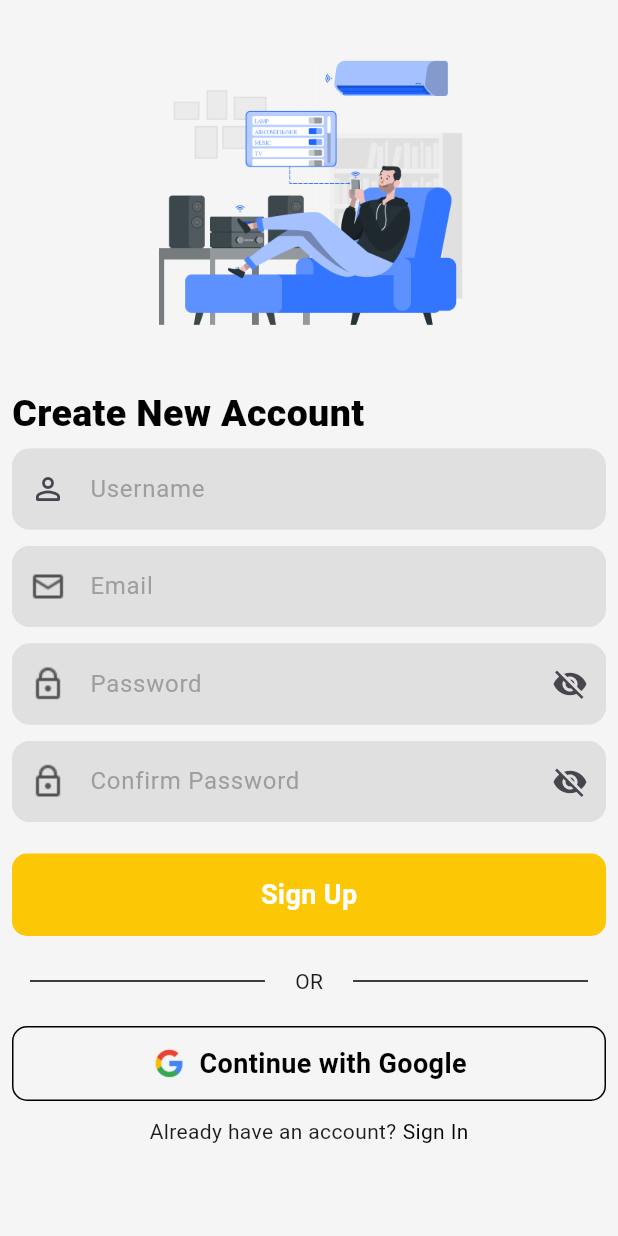
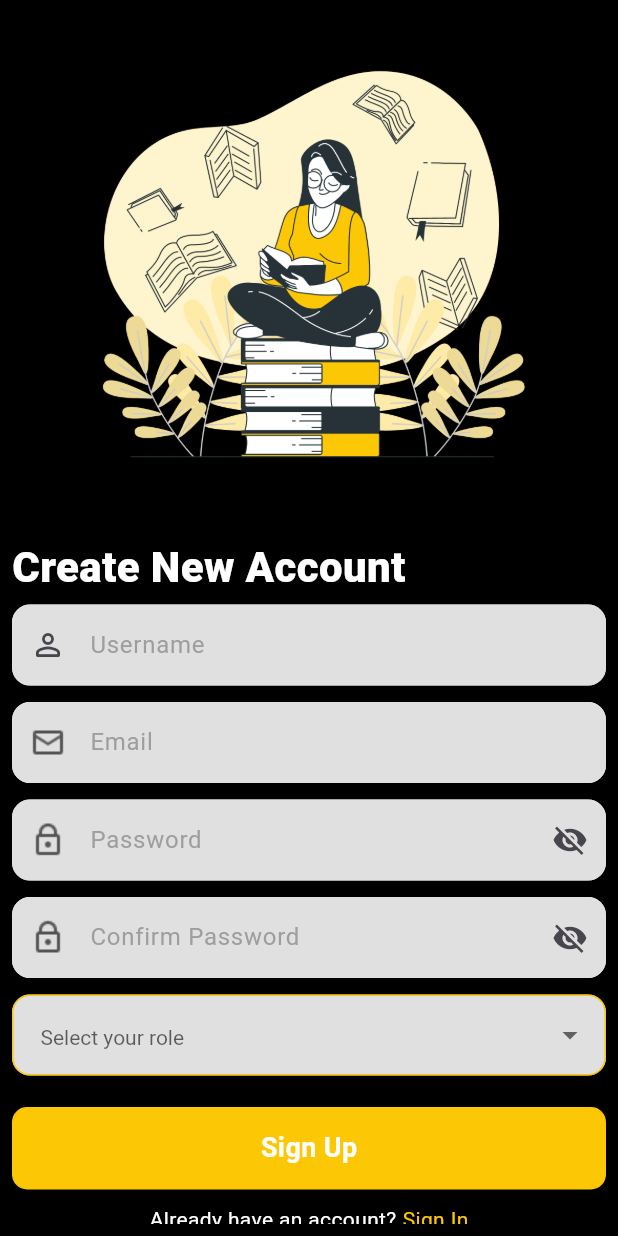
Before and after one commit to LMS-Libraray-Managment-System-for-Db/Mobile_app, a Flutter app: the screen it shows after launch, after a tap on "Sign Up", on a phone screen of 412 x 824 dp. Run offline on Flutter 3.47's test engine with Material 3 defaults, Android fonts, the phone set to English and light mode, and no system bars; our stand-ins replace dartz, dio, shared_preferences; network calls fail.

```diff
--- a/lib/app_router.dart
+++ b/lib/app_router.dart
@@ -12,5 +12,6 @@ class AppRouter {
       case signUpScreen:
         return MaterialPageRoute(builder: (_) => SignupScreen());
     }
+    return null;
   }
 }
--- a/lib/constants/colors.dart
+++ b/lib/constants/colors.dart
@@ -2,7 +2,7 @@ import 'package:flutter/material.dart';
 
 class AppColors {
   static const Color highligtedTextColor = Colors.black;
-  static Color backgroundColor = Colors.grey.shade100;
+  static Color backgroundColor = Colors.black;
   static Color textFieldColor = Colors.grey.shade300;
   static const Color textFieldTextColor = Colors.grey;
   static const Color textTypingColor = Colors.black;
--- a/lib/constants/variables.dart
+++ b/lib/constants/variables.dart
@@ -1,5 +1,5 @@
-const double imageHeight = 250;
-const double imageWidth = 300;
+const double imageHeight = 300;
+const double imageWidth = 350;
 
 const double highligtedTextSize = 25;
 
--- a/lib/data/models/auth_models.dart
+++ b/lib/data/models/auth_models.dart
@@ -1,6 +1,3 @@
-// ignore_for_file: public_member_api_docs, sort_constructors_first
-import 'dart:ffi';
-
 import 'package:shared_preferences/shared_preferences.dart';
 
 class LoginModel {
--- a/lib/main.dart
+++ b/lib/main.dart
@@ -1,22 +1,23 @@
 import 'package:flutter/material.dart';
+import 'package:library_management_system/constants/cache_helper.dart';
 import 'package:shared_preferences/shared_preferences.dart';
 
 import 'app_router.dart';
 
 void main() async {
-
   WidgetsFlutterBinding.ensureInitialized();
-  SharedPreferences prefs = await SharedPreferences.getInstance();
+  await CacheHelper.int();
   runApp(MyApp(
     appRouter: AppRouter(),
-    prefs: prefs,
   ));
 }
 
 class MyApp extends StatelessWidget {
   final AppRouter appRouter;
-  final SharedPreferences? prefs;
-  const MyApp({super.key, required this.appRouter, this.prefs});
+  const MyApp({
+    super.key,
+    required this.appRouter,
+  });
 
   // This widget is the root of your application.
   @override
--- a/lib/presentation/screens/login_screen.dart
+++ b/lib/presentation/screens/login_screen.dart
@@ -1,16 +1,17 @@
-import 'package:flutter/cupertino.dart';
+import 'package:dartz/dartz.dart';
+import 'package:dio/dio.dart';
 import 'package:flutter/material.dart';
-import 'package:flutter/widgets.dart';
 import 'package:shared_preferences/shared_preferences.dart';
 
 import '../../app_router.dart';
+import '../../constants/cache_helper.dart';
 import '../../constants/colors.dart';
 import '../../constants/strings.dart';
 import '../../constants/variables.dart';
 import '../../data/models/auth_models.dart';
+import '../../data/web_services/api_service.dart';
 import '../../data/web_services/auth_service.dart';
 import '../widgets/app_buttons.dart';
-import '../widgets/or_divider.dart';
 import '../widgets/text_field_widget.dart';
 import 'home_screen_test.dart';
 
@@ -39,7 +40,7 @@ class LoginScreen extends StatelessWidget {
                     height: imageHeight,
                     width: imageWidth,
                     image: AssetImage(
-                      'assets/images/Smart home-bro.png',
+                      'assets/images/Book lover-pana.png',
                     )),
                 const SizedBox(
                   height: 5,
@@ -49,7 +50,7 @@ class LoginScreen extends StatelessWidget {
                     Text(
                       'Login',
                       style: TextStyle(
-                          color: AppColors.highligtedTextColor,
+                          color: Colors.white,
                           fontSize: 28,
                           fontWeight: FontWeight.w900),
                     ),
@@ -97,7 +98,7 @@ class LoginScreen extends StatelessWidget {
                           Text(
                             'Forgot your password?',
                             style: TextStyle(
-                              color: AppColors.highligtedTextColor,
+                              color: AppColors.mainButtonsColor,
                             ),
                           ),
                         ],
@@ -112,17 +113,37 @@ class LoginScreen extends StatelessWidget {
                   height: sizedBoxHeightSize,
                 ),
                 GestureDetector(
-                  onTap: () {
+                  onTap: () async {
                     LoginModel data = LoginModel(
                       email: emailController.text,
                       password: passwordController.text,
                     );
-                    ApiServices(prefs: prefs).signinPostRequest(data);
-                    Navigator.push(
-                      context,
-                      MaterialPageRoute(
-                        builder: (context) => const HomeScreenTest(),
-                      ),
+
+                    final Either<String, Response> result =
+                        await ApiService().signinPostRequest(data.toJson());
+
+                    result.fold(
+                      (error) {
+                        ScaffoldMessenger.of(context).showSnackBar(
+                          SnackBar(
+                            content: Text(error),
+                            backgroundColor: Colors.red,
+                          ),
+                        );
+                      },
+                      (response) {
+                        // Save access token to SharedPreferences
+                        final accessToken = response.data['token'];
+                        CacheHelper.saveData('access_token', accessToken);
+
+                        // Handle successful response
+                        Navigator.push(
+                          context,
+                          MaterialPageRoute(
+                            builder: (context) => HomeScreenTest(),
+                          ),
+                        );
+                      },
                     );
                   },
                   child: MainAppButtons(
@@ -130,31 +151,18 @@ class LoginScreen extends StatelessWidget {
                     borderColor: AppColors.mainButtonsBorderColor,
                     text: 'Sign in',
                     textColor: AppColors.mainButtonsTextColor,
-                    key: key,
                   ),
                 ),
-                const SizedBox(
-                  height: 15,
-                ),
-                const OrDivider(),
-                const SizedBox(
-                  height: 15,
-                ),
-                MainAppButtons(
-                    heightSize: 50,
-                    textColor: Colors.black,
-                    buttonColor: AppColors.backgroundColor,
-                    borderColor: AppColors.highligtedTextColor,
-                    text: 'Continue with Google',
-                    isIcon: true,
-                    icon: 'assets/icons/google.png'),
                 const SizedBox(
                   height: 15,
                 ),
                 Row(
                   mainAxisAlignment: MainAxisAlignment.center,
                   children: [
-                    const Text("Don't have an account?"),
+                    const Text("Don't have an account?",
+                        style: TextStyle(
+                          color: Colors.white,
+                        )),
                     const SizedBox(width: 4),
                     GestureDetector(
                       onTap: () {
@@ -162,7 +170,7 @@ class LoginScreen extends StatelessWidget {
                       },
                       child: const Text(
                         "Sign Up",
-                        style: TextStyle(color: AppColors.highligtedTextColor),
+                        style: TextStyle(color: AppColors.mainButtonsColor),
                       ),
                     ),
                   ],
--- a/lib/presentation/screens/signup_screen.dart
+++ b/lib/presentation/screens/signup_screen.dart
@@ -1,21 +1,30 @@
+import 'dart:developer';
+
 import 'package:flutter/material.dart';
-import 'package:flutter/widgets.dart';
-
+import 'package:library_management_system/presentation/widgets/drop_down_widget.dart';
 import '../../constants/colors.dart';
 import '../../constants/strings.dart';
 import '../../constants/variables.dart';
 import '../../data/models/auth_models.dart';
 import '../../data/web_services/auth_service.dart';
 import '../widgets/app_buttons.dart';
-import '../widgets/or_divider.dart';
 import '../widgets/text_field_widget.dart';
 
-class SignupScreen extends StatelessWidget {
+class SignupScreen extends StatefulWidget {
+  SignupScreen({super.key});
+
+  @override
+  State<SignupScreen> createState() => _SignupScreenState();
+}
+
+class _SignupScreenState extends State<SignupScreen> {
   final TextEditingController userNameController = TextEditingController();
+
   final TextEditingController emailController = TextEditingController();
+
   final TextEditingController passwordController = TextEditingController();
 
-  SignupScreen({super.key});
+  String? selectedRole;
 
   @override
   Widget build(BuildContext context) {
@@ -28,10 +37,10 @@ class SignupScreen extends StatelessWidget {
             child: Column(
               children: [
                 const Image(
-                    height: imageHeight,
-                    width: imageWidth,
+                    height: 350,
+                    width: 400,
                     image: AssetImage(
-                      'assets/images/Smart home-rafiki.png',
+                      'assets/images/Book lover-bro.png',
                     )),
                 const Row(
                   mainAxisAlignment: MainAxisAlignment.start,
@@ -39,8 +48,8 @@ class SignupScreen extends StatelessWidget {
                     Text(
                       'Create New Account',
                       style: TextStyle(
-                          color: AppColors.highligtedTextColor,
-                          fontSize: highligtedTextSize,
+                          color: Colors.white,
+                          fontSize: 28,
                           fontWeight: FontWeight.w900),
                     )
                   ],
@@ -101,6 +110,24 @@ class SignupScreen extends StatelessWidget {
                   textTypingColor: AppColors.textTypingColor,
                 ),
                 const SizedBox(
+                  height: sizedBoxHeightSize,
+                ),
+                CustomDropdown(
+                  textFieldColor: AppColors.textFieldColor,
+                  borderColor: AppColors.mainButtonsColor,
+                  text: 'Select your role',
+                  textColor: AppColors.textFieldTextColor,
+                  textTypingColor: AppColors.textFieldTextColor,
+                  items: const ['Student', 'Librarian', 'Admin'],
+                  value: selectedRole,
+                  onChanged: (newValue) {
+                    setState(() {
+                      selectedRole = newValue;
+                    });
+                    log('$selectedRole');
+                  },
+                ),
+                const SizedBox(
                   height: sizedBoxHeightSize * 2,
                 ),
                 GestureDetector(
@@ -117,31 +144,18 @@ class SignupScreen extends StatelessWidget {
                     borderColor: AppColors.mainButtonsBorderColor,
                     text: 'Sign Up',
                     textColor: AppColors.mainButtonsTextColor,
-                    key: key,
                   ),
                 ),
-                const SizedBox(
-                  height: sizedBoxHeightSize * 2,
-                ),
-                const OrDivider(),
-                const SizedBox(
-                  height: sizedBoxHeightSize * 2,
-                ),
-                MainAppButtons(
-                    heightSize: 50,
-                    textColor: Colors.black,
-                    buttonColor: AppColors.backgroundColor,
-                    borderColor: AppColors.highligtedTextColor,
-                    text: 'Continue with Google',
-                    isIcon: true,
-                    icon: 'assets/icons/google.png'),
                 const SizedBox(
                   height: sizedBoxHeightSize,
                 ),
                 Row(
                   mainAxisAlignment: MainAxisAlignment.center,
                   children: [
-                    const Text("Already have an account?"),
+                    const Text(
+                      "Already have an account?",
+                      style: TextStyle(color: Colors.white),
+                    ),
                     const SizedBox(width: 4),
                     GestureDetector(
                       onTap: () {
@@ -149,7 +163,7 @@ class SignupScreen extends StatelessWidget {
                       },
                       child: const Text(
                         "Sign In",
-                        style: TextStyle(color: AppColors.highligtedTextColor),
+                        style: TextStyle(color: AppColors.mainButtonsColor),
                       ),
                     ),
                   ],
--- /dev/null
+++ b/lib/presentation/widgets/drop_down_widget.dart
@@ -0,0 +1,74 @@
+import 'package:flutter/material.dart';
+import '../../constants/colors.dart';
+
+// ignore: must_be_immutable
+class CustomDropdown extends StatefulWidget {
+  final Color textFieldColor;
+  final Color borderColor;
+  final String text;
+  final Color textColor;
+  final Color textTypingColor;
+  final List<String> items;
+  String? value;
+  final double? widthSize;
+  final double? heightSize;
+  final ValueChanged<String>? onChanged;
+
+  CustomDropdown({
+    super.key,
+    required this.textFieldColor,
+    required this.borderColor,
+    required this.text,
+    required this.textColor,
+    required this.textTypingColor,
+    required this.items,
+    required this.value,
+    this.widthSize,
+    this.heightSize,
+    this.onChanged,
+  });
+
+  @override
+  State<CustomDropdown> createState() => _CustomDropdownState();
+}
+
+class _CustomDropdownState extends State<CustomDropdown> {
+  @override
+  Widget build(BuildContext context) {
+    return SizedBox(
+      height: widget.heightSize ?? 55,
+      width: widget.widthSize ?? double.infinity,
+      child: DropdownButtonFormField<String>(
+        value: widget.value,
+        decoration: InputDecoration(
+          filled: true,
+          fillColor: widget.textFieldColor,
+          enabledBorder: OutlineInputBorder(
+            borderSide: BorderSide(color: widget.borderColor),
+            borderRadius: BorderRadius.circular(12),
+          ),
+          focusedBorder: OutlineInputBorder(
+            borderRadius: BorderRadius.circular(12),
+            borderSide: BorderSide(color: AppColors.mainButtonsColor),
+          ),
+          hintText: widget.text,
+          hintStyle: TextStyle(color: widget.textColor),
+          border: InputBorder.none,
+          contentPadding: const EdgeInsets.fromLTRB(15, 15, 15, 15),
+        ),
+        style: TextStyle(color: widget.textTypingColor),
+        onChanged: (String? newValue) {
+          if (newValue != null && widget.onChanged != null) {
+            widget.onChanged!(newValue);
+          }
+        },
+        items: widget.items.map<DropdownMenuItem<String>>((String value) {
+          return DropdownMenuItem<String>(
+            value: value,
+            child: Text(value),
+          );
+        }).toList(),
+      ),
+    );
+  }
+}
--- a/pubspec.yaml
+++ b/pubspec.yaml
@@ -29,6 +29,7 @@ environment:
 # versions available, run `flutter pub outdated`.
 dependencies:
   cupertino_icons: ^1.0.6
+  dartz: ^0.10.1
   dio: ^5.4.3+1
   flutter:
     sdk: flutter
```
Also changed, not shown: lib/constants/cache_helper.dart (added, +27 -0 lines), lib/data/web_services/api_service.dart (added, +37 -0 lines), lib/presentation/screens/home_screen_test.dart (+81 -6 lines), lib/presentation/screens/user_profile_screen.dart (added, +28 -0 lines), lib/presentation/widgets/error_popup.dart (added, +80 -0 lines), assets/images/Book lover-bro.png (renamed from lib/icons/Book lover-bro.png), assets/images/Book lover-pana.png (renamed from lib/icons/Book lover-pana.png), pubspec.lock.
